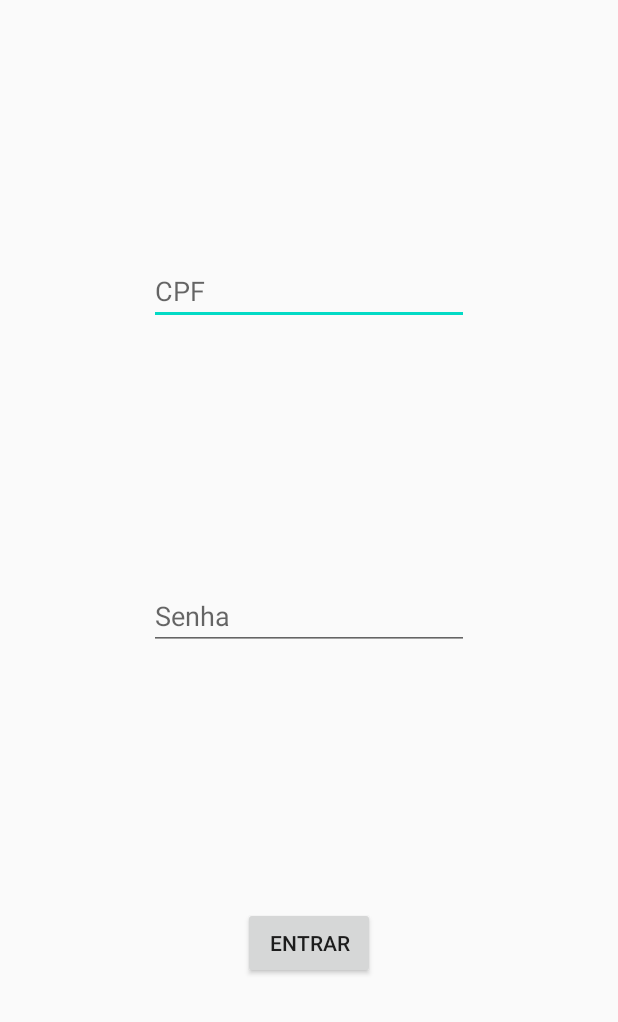
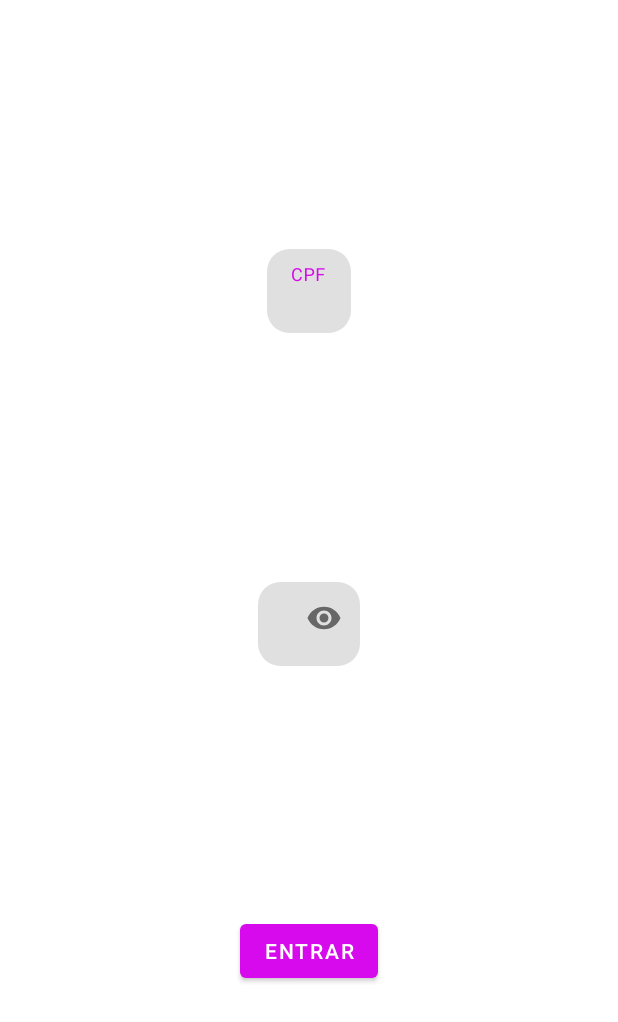
Before and after one commit to DenilsonDonolato/AppGm, an Android app: the screen it shows after launch (LoginActivity), on a phone screen of 412 x 824 dp. Shown: the top 1022 px of the screen. Run offline under Robolectric (Android 15) with nearby library versions, the phone set to English and light mode, and no system bars.

Commit message:
Design inicial da tela de login

```diff
--- a/app/build.gradle
+++ b/app/build.gradle
@@ -30,11 +30,11 @@ android {
 dependencies {
     implementation fileTree(dir: 'libs', include: ['*.jar'])
 
-    implementation 'androidx.appcompat:appcompat:1.0.2'
+    implementation 'androidx.appcompat:appcompat:1.1.0'
     implementation 'androidx.constraintlayout:constraintlayout:1.1.3'
-    implementation 'com.google.android.material:material:1.0.0'
+    implementation 'com.google.android.material:material:1.1.0'
     implementation 'androidx.annotation:annotation:1.1.0'
-    implementation 'androidx.lifecycle:lifecycle-extensions:2.0.0'
+    implementation 'androidx.lifecycle:lifecycle-extensions:2.2.0'
     testImplementation 'junit:junit:4.12'
     androidTestImplementation 'androidx.test.ext:junit:1.1.1'
     androidTestImplementation 'androidx.test.espresso:espresso-core:3.2.0'
--- a/app/src/main/java/com/ads/appgm/LoginActivity.java
+++ b/app/src/main/java/com/ads/appgm/LoginActivity.java
@@ -1,21 +1,24 @@
 package com.ads.appgm;
+
+import android.os.Bundle;
+import android.widget.EditText;
 
 import androidx.appcompat.app.AppCompatActivity;
 
-import android.os.Bundle;
-import android.view.View;
-import android.widget.Button;
+import com.ads.appgm.util.MaskEditUtil;
+import com.google.android.material.button.MaterialButton;
 
 public class LoginActivity extends AppCompatActivity {
-
-    private Button btnLogin;
 
     @Override
     protected void onCreate(Bundle savedInstanceState) {
         super.onCreate(savedInstanceState);
         setContentView(R.layout.activity_login);
 
-        btnLogin = findViewById(R.id.buttonLogin);
+        EditText inputCPF = findViewById(R.id.editTextCPF);
+        inputCPF.addTextChangedListener(MaskEditUtil.mask(inputCPF,MaskEditUtil.FORMAT_CPF));
+
+        MaterialButton btnLogin = findViewById(R.id.buttonLogin);
         btnLogin.setOnClickListener(v -> {
             setResult(RESULT_OK);
             finish();
--- a/app/src/main/res/layout/activity_login.xml
+++ b/app/src/main/res/layout/activity_login.xml
@@ -6,33 +6,51 @@
     android:layout_height="match_parent"
     tools:context=".LoginActivity">
 
-    <EditText
-        android:id="@+id/editTextCPF"
+    <com.google.android.material.textfield.TextInputLayout
+        android:id="@+id/layoutCPF"
+        style="@style/MyMaterialButton"
         android:layout_width="wrap_content"
         android:layout_height="wrap_content"
-        android:ems="10"
-        android:hint="@string/login_cpf_hint"
-        android:importantForAutofill="no"
-        android:inputType="number"
-        app:layout_constraintBottom_toTopOf="@+id/editTextPassword"
+        app:endIconMode="clear_text"
+        app:layout_constraintBottom_toTopOf="@id/layoutPassword"
         app:layout_constraintEnd_toEndOf="parent"
         app:layout_constraintStart_toStartOf="parent"
-        app:layout_constraintTop_toTopOf="parent" />
+        app:layout_constraintTop_toTopOf="parent">
 
-    <EditText
-        android:id="@+id/editTextPassword"
+        <com.google.android.material.textfield.TextInputEditText
+            android:id="@+id/editTextCPF"
+            android:layout_width="wrap_content"
+            android:layout_height="wrap_content"
+            android:ems="10"
+            android:hint="@string/login_cpf_hint"
+            android:importantForAutofill="no"
+            android:inputType="number" />
+
+    </com.google.android.material.textfield.TextInputLayout>
+
+    <com.google.android.material.textfield.TextInputLayout
+        android:id="@+id/layoutPassword"
+        style="@style/MyMaterialButton"
         android:layout_width="wrap_content"
         android:layout_height="wrap_content"
-        android:ems="10"
-        android:hint="@string/login_hint_password"
-        android:importantForAutofill="no"
-        android:inputType="textPassword"
+        app:endIconMode="password_toggle"
         app:layout_constraintBottom_toTopOf="@id/buttonLogin"
         app:layout_constraintEnd_toEndOf="parent"
         app:layout_constraintStart_toStartOf="parent"
-        app:layout_constraintTop_toBottomOf="@id/editTextCPF" />
+        app:layout_constraintTop_toBottomOf="@id/layoutCPF">
 
-    <Button
+        <com.google.android.material.textfield.TextInputEditText
+            android:id="@+id/editTextPassword"
+            android:layout_width="wrap_content"
+            android:layout_height="wrap_content"
+            android:ems="10"
+            android:hint="@string/login_hint_password"
+            android:importantForAutofill="no"
+            android:inputType="textPassword" />
+
+    </com.google.android.material.textfield.TextInputLayout>
+
+    <com.google.android.material.button.MaterialButton
         android:id="@+id/buttonLogin"
         android:layout_width="wrap_content"
         android:layout_height="wrap_content"
@@ -40,6 +58,6 @@
         app:layout_constraintBottom_toBottomOf="parent"
         app:layout_constraintEnd_toEndOf="parent"
         app:layout_constraintStart_toStartOf="parent"
-        app:layout_constraintTop_toBottomOf="@+id/editTextPassword" />
+        app:layout_constraintTop_toBottomOf="@id/layoutPassword" />
 
 </androidx.constraintlayout.widget.ConstraintLayout>
--- a/app/src/main/res/values/colors.xml
+++ b/app/src/main/res/values/colors.xml
@@ -1,6 +1,6 @@
 <?xml version="1.0" encoding="utf-8"?>
 <resources>
-    <color name="colorPrimary">#6200EE</color>
-    <color name="colorPrimaryDark">#3700B3</color>
-    <color name="colorAccent">#03DAC5</color>
+    <color name="colorPrimary">#D709ED</color>
+    <color name="colorPrimaryDark">#480059</color>
+    <color name="colorAccent">#DA0303</color>
 </resources>
--- a/app/src/main/res/values/dimens.xml
+++ b/app/src/main/res/values/dimens.xml
@@ -2,4 +2,5 @@
     <!-- Default screen margins, per the Android Design guidelines. -->
     <dimen name="activity_horizontal_margin">16dp</dimen>
     <dimen name="activity_vertical_margin">16dp</dimen>
+    <dimen name="btn_corner_radius">15dp</dimen>
 </resources>
--- a/app/src/main/res/values/styles.xml
+++ b/app/src/main/res/values/styles.xml
@@ -1,15 +1,25 @@
 <resources>
 
     <!-- Base application theme. -->
-    <style name="AppTheme" parent="Theme.AppCompat.DayNight.NoActionBar">
+    <style name="AppTheme" parent="Theme.MaterialComponents.DayNight.NoActionBar">
         <!-- Customize your theme here. -->
         <item name="colorPrimary">@color/colorPrimary</item>
         <item name="colorPrimaryDark">@color/colorPrimaryDark</item>
         <item name="colorAccent">@color/colorAccent</item>
+        <item name="android:navigationBarColor">@color/colorPrimaryDark</item>
     </style>
 
-    <style name="SplashTheme" parent="Theme.AppCompat.NoActionBar">
+    <style name="SplashTheme" parent="AppTheme">
         <item name="android:windowBackground">@drawable/splash_background</item>
     </style>
 
+    <style name="MyMaterialButton" parent="AppTheme">
+        <item name="boxCornerRadiusTopStart">@dimen/btn_corner_radius</item>
+        <item name="boxCornerRadiusTopEnd">@dimen/btn_corner_radius</item>
+        <item name="boxCornerRadiusBottomStart">@dimen/btn_corner_radius</item>
+        <item name="boxCornerRadiusBottomEnd">@dimen/btn_corner_radius</item>
+        <item name="boxStrokeWidth">0dp</item>
+        <item name="boxStrokeWidthFocused">0dp</item>
+    </style>
+
 </resources>
```
Also changed, not shown: app/src/main/java/com/ads/appgm/util/MaskEditUtil.java (added, +65 -0 lines).
